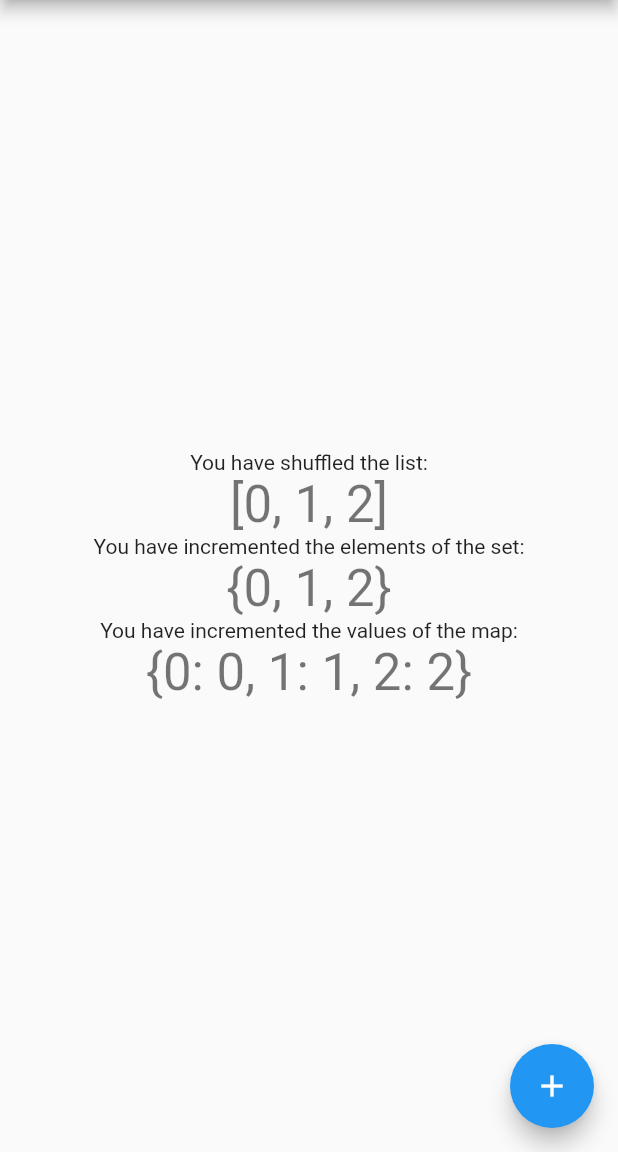
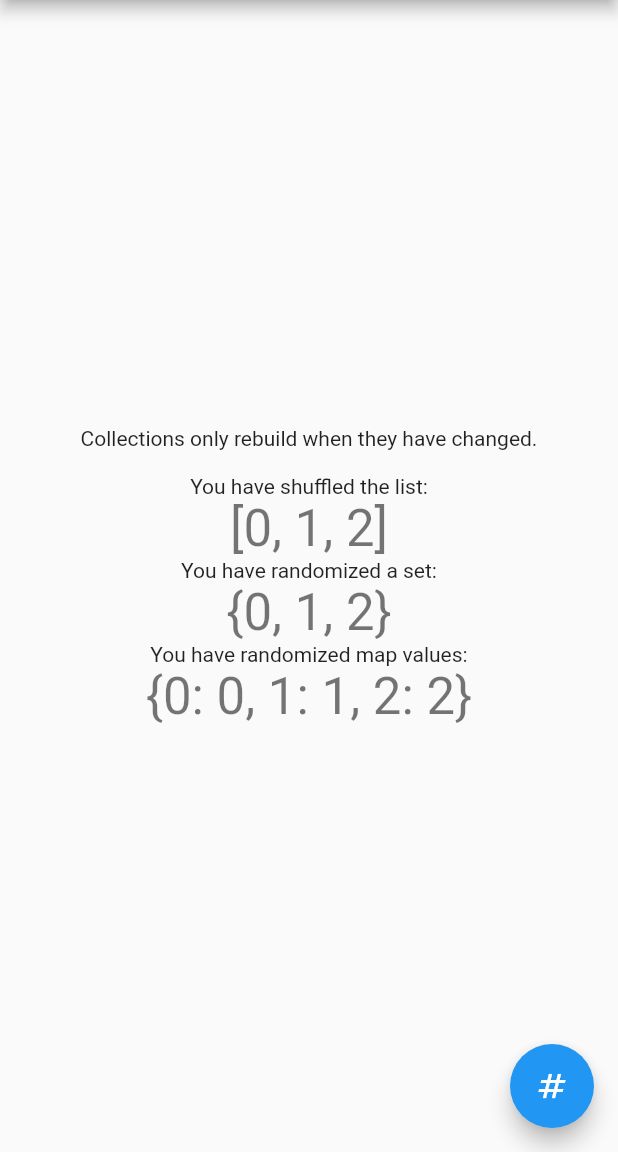
Before and after one commit to jwehrle/collection_value_notifier, a Flutter app: the screen it shows after launch, on a phone screen of 412 x 824 dp, the part 84-1236 px from its top. Run offline on Flutter 3.47's test engine with Material 2 defaults, Android fonts, the phone set to English and light mode, and no system bars.

Commit message:
Improved example app.

```diff
--- a/example/lib/main.dart
+++ b/example/lib/main.dart
@@ -56,14 +56,28 @@ class _MyHomePageState extends State<MyHomePage> {
   final MapNotifier<String, int> _mapNotifier =
       MapNotifier({'0': 0, '1': 1, '2': 2});
 
+  /// This method no longer calls setState() - rather the Text Widgets
+  /// associated with each notifier only rebuild when their underlying
+  /// collections have changed.
   void _incrementCounter() {
     _listNotifier.syncEditBlock((list) {
       list.shuffle(Random());
       return list;
     });
-    _setNotifier.collection = Set.from(_setNotifier.value.map((e) => e + 1));
-    _mapNotifier.collection = Map.from(
-        _mapNotifier.value.map((key, value) => MapEntry(key, value + 1)));
+    _setNotifier.syncEditBlock((set) {
+      Random random = Random();
+      final result = set.union(<int>{random.nextInt(9)});
+      if (result.length > 3) {
+        result.remove(result.first);
+      }
+      return result;
+    });
+    _mapNotifier.syncEditBlock((map) {
+      map['0'] = Random().nextInt(9);
+      map['1'] = Random().nextInt(9);
+      map['2'] = Random().nextInt(9);
+      return map;
+    });
   }
 
   @override
@@ -74,6 +88,7 @@ class _MyHomePageState extends State<MyHomePage> {
     // The Flutter framework has been optimized to make rerunning build methods
     // fast, so that you can just rebuild anything that needs updating rather
     // than having to individually change instances of widgets.
+    final style = Theme.of(context).textTheme.headlineMedium;
     return Scaffold(
       appBar: AppBar(
         // Here we take the value from the MyHomePage object that was created by
@@ -100,46 +115,21 @@ class _MyHomePageState extends State<MyHomePage> {
           // horizontal).
           mainAxisAlignment: MainAxisAlignment.center,
           children: <Widget>[
-            const Text(
-              'You have shuffled the list:',
-            ),
-            ListValueListenableBuilder<int>(
-                valueListenable: _listNotifier,
-                builder: (context, list, _) {
-                  return Text(
-                    '$list',
-                    style: Theme.of(context).textTheme.headlineMedium,
-                  );
-                }),
-            const Text(
-              'You have incremented the elements of the set:',
-            ),
-            SetListenableBuilder<int>(
-                valueListenable: _setNotifier,
-                builder: (context, set, _) {
-                  return Text(
-                    '$set',
-                    style: Theme.of(context).textTheme.headlineMedium,
-                  );
-                }),
-            const Text(
-              'You have incremented the values of the map:',
-            ),
-            MapValueListenableBuilder<String, int>(
-                valueListenable: _mapNotifier,
-                builder: (context, map, _) {
-                  return Text(
-                    '$map',
-                    style: Theme.of(context).textTheme.headlineMedium,
-                  );
-                }),
+            const Text('Collections only rebuild when they have changed.'),
+            const Padding(padding: EdgeInsets.only(top: 16.0)),
+            const Text('You have shuffled the list:'),
+            ListWidget(listListenable: _listNotifier),
+            const Text('You have randomized a set:'),
+            SetWidget(setListenable: _setNotifier),
+            const Text('You have randomized map values:'),
+            MapWidget(mapListenable: _mapNotifier),
           ],
         ),
       ),
       floatingActionButton: FloatingActionButton(
         onPressed: _incrementCounter,
         tooltip: 'Do something',
-        child: const Icon(Icons.add),
+        child: const Icon(Icons.numbers),
       ), // This trailing comma makes auto-formatting nicer for build methods.
     );
   }
@@ -152,3 +142,56 @@ class _MyHomePageState extends State<MyHomePage> {
     super.dispose();
   }
 }
+
+/// Stateless widgets for changeable collections
+
+class ListWidget extends StatelessWidget {
+  final ListListenable<int> listListenable;
+
+  const ListWidget({super.key, required this.listListenable});
+
+  @override
+  Widget build(BuildContext context) {
+    final style = Theme.of(context).textTheme.headlineMedium;
+    return ListValueListenableBuilder<int>(
+      valueListenable: listListenable,
+      builder: (context, list, _) {
+        return Text('$list', style: style);
+      },
+    );
+  }
+}
+
+class SetWidget extends StatelessWidget {
+  final SetListenable<int> setListenable;
+
+  const SetWidget({super.key, required this.setListenable});
+
+  @override
+  Widget build(BuildContext context) {
+    final style = Theme.of(context).textTheme.headlineMedium;
+    return SetListenableBuilder<int>(
+      valueListenable: setListenable,
+      builder: (context, set, _) {
+        return Text('$set', style: style);
+      },
+    );
+  }
+}
+
+class MapWidget extends StatelessWidget {
+  final MapListenable<String, int> mapListenable;
+
+  const MapWidget({super.key, required this.mapListenable});
+
+  @override
+  Widget build(BuildContext context) {
+    final style = Theme.of(context).textTheme.headlineMedium;
+    return MapValueListenableBuilder<String, int>(
+      valueListenable: mapListenable,
+      builder: (context, map, _) {
+        return Text('$map', style: style);
+      },
+    );
+  }
+}
```
